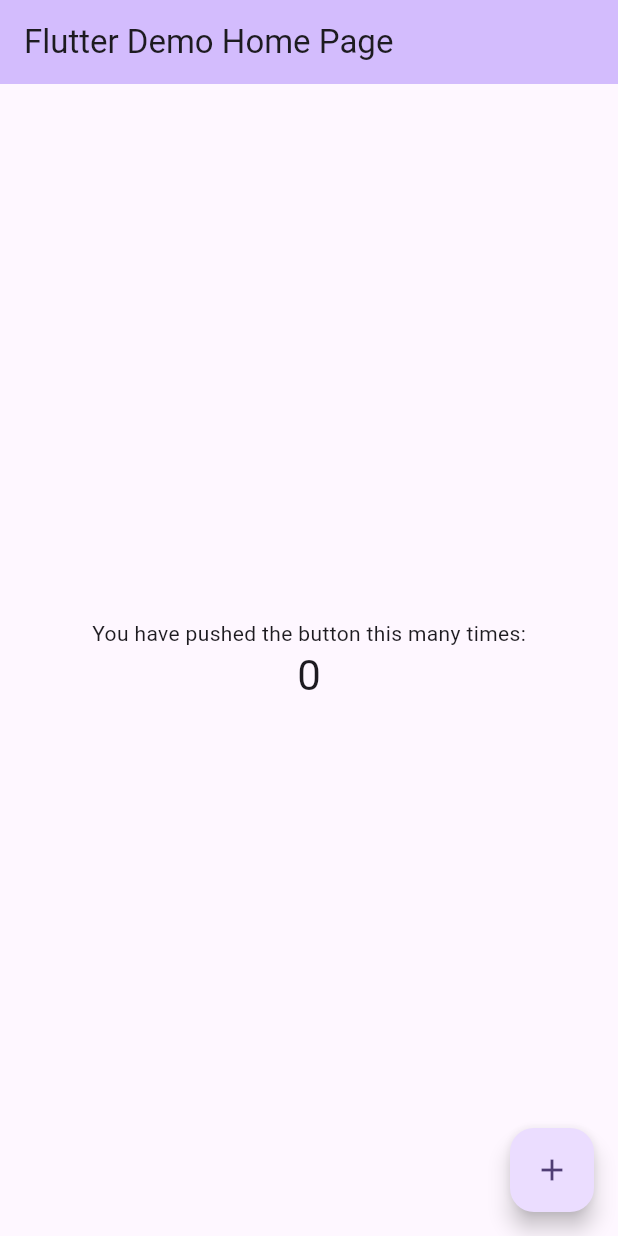
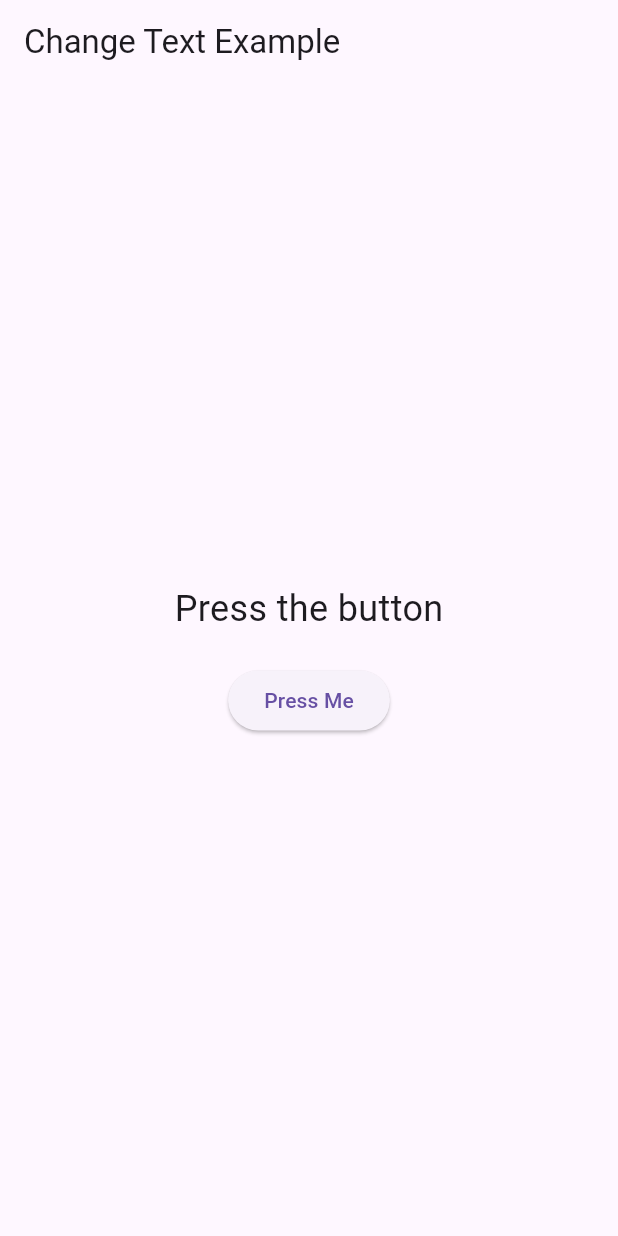
Before and after one commit to Mahfuj-976/tracker_sheet, a Flutter app: the screen it shows after launch, on a phone screen of 412 x 824 dp. Run offline on Flutter 3.47's test engine with Material 3 defaults, Android fonts, the phone set to English and light mode, and no system bars.

Commit message:
update task2

```diff
--- a/task_02/lib/main.dart
+++ b/task_02/lib/main.dart
@@ -1,122 +1,58 @@
 import 'package:flutter/material.dart';
 
 void main() {
-  runApp(const MyApp());
+  runApp(MyApp());
 }
 
 class MyApp extends StatelessWidget {
-  const MyApp({super.key});
-
-  // This widget is the root of your application.
   @override
   Widget build(BuildContext context) {
     return MaterialApp(
-      title: 'Flutter Demo',
-      theme: ThemeData(
-        // This is the theme of your application.
-        //
-        // TRY THIS: Try running your application with "flutter run". You'll see
-        // the application has a purple toolbar. Then, without quitting the app,
-        // try changing the seedColor in the colorScheme below to Colors.green
-        // and then invoke "hot reload" (save your changes or press the "hot
-        // reload" button in a Flutter-supported IDE, or press "r" if you used
-        // the command line to start the app).
-        //
-        // Notice that the counter didn't reset back to zero; the application
-        // state is not lost during the reload. To reset the state, use hot
-        // restart instead.
-        //
-        // This works for code too, not just values: Most code changes can be
-        // tested with just a hot reload.
-        colorScheme: ColorScheme.fromSeed(seedColor: Colors.deepPurple),
-      ),
-      home: const MyHomePage(title: 'Flutter Demo Home Page'),
+      title: 'Button Text Changer',
+      home: TextChangeScreen(),
+      debugShowCheckedModeBanner: false,
     );
   }
 }
 
-class MyHomePage extends StatefulWidget {
-  const MyHomePage({super.key, required this.title});
-
-  // This widget is the home page of your application. It is stateful, meaning
-  // that it has a State object (defined below) that contains fields that affect
-  // how it looks.
-
-  // This class is the configuration for the state. It holds the values (in this
-  // case the title) provided by the parent (in this case the App widget) and
-  // used by the build method of the State. Fields in a Widget subclass are
-  // always marked "final".
-
-  final String title;
+class TextChangeScreen extends StatefulWidget {
+  const TextChangeScreen({super.key});
 
   @override
-  State<MyHomePage> createState() => _MyHomePageState();
+
+  // ignore: library_private_types_in_public_api
+  _TextChangeScreenState createState() => _TextChangeScreenState();
 }
 
-class _MyHomePageState extends State<MyHomePage> {
-  int _counter = 0;
+class _TextChangeScreenState extends State<TextChangeScreen> {
+  String _displayText = 'Press the button';
 
-  void _incrementCounter() {
+  void _changeText() {
     setState(() {
-      // This call to setState tells the Flutter framework that something has
-      // changed in this State, which causes it to rerun the build method below
-      // so that the display can reflect the updated values. If we changed
-      // _counter without calling setState(), then the build method would not be
-      // called again, and so nothing would appear to happen.
-      _counter++;
+      _displayText = 'Button Pressed';
     });
   }
 
   @override
   Widget build(BuildContext context) {
-    // This method is rerun every time setState is called, for instance as done
-    // by the _incrementCounter method above.
-    //
-    // The Flutter framework has been optimized to make rerunning build methods
-    // fast, so that you can just rebuild anything that needs updating rather
-    // than having to individually change instances of widgets.
     return Scaffold(
-      appBar: AppBar(
-        // TRY THIS: Try changing the color here to a specific color (to
-        // Colors.amber, perhaps?) and trigger a hot reload to see the AppBar
-        // change color while the other colors stay the same.
-        backgroundColor: Theme.of(context).colorScheme.inversePrimary,
-        // Here we take the value from the MyHomePage object that was created by
-        // the App.build method, and use it to set our appbar title.
-        title: Text(widget.title),
-      ),
+      appBar: AppBar(title: Text('Change Text Example')),
       body: Center(
-        // Center is a layout widget. It takes a single child and positions it
-        // in the middle of the parent.
         child: Column(
-          // Column is also a layout widget. It takes a list of children and
-          // arranges them vertically. By default, it sizes itself to fit its
-          // children horizontally, and tries to be as tall as its parent.
-          //
-          // Column has various properties to control how it sizes itself and
-          // how it positions its children. Here we use mainAxisAlignment to
-          // center the children vertically; the main axis here is the vertical
-          // axis because Columns are vertical (the cross axis would be
-          // horizontal).
-          //
-          // TRY THIS: Invoke "debug painting" (choose the "Toggle Debug Paint"
-          // action in the IDE, or press "p" in the console), to see the
-          // wireframe for each widget.
           mainAxisAlignment: MainAxisAlignment.center,
-          children: <Widget>[
-            const Text('You have pushed the button this many times:'),
+          children: [
             Text(
-              '$_counter',
-              style: Theme.of(context).textTheme.headlineMedium,
+              _displayText,
+              style: TextStyle(fontSize: 24),
+            ),
+            SizedBox(height: 20),
+            ElevatedButton(
+              onPressed: _changeText,
+              child: Text('Press Me'),
             ),
           ],
         ),
       ),
-      floatingActionButton: FloatingActionButton(
-        onPressed: _incrementCounter,
-        tooltip: 'Increment',
-        child: const Icon(Icons.add),
-      ), // This trailing comma makes auto-formatting nicer for build methods.
     );
   }
 }
```
Also changed, not shown: 1 other file.
